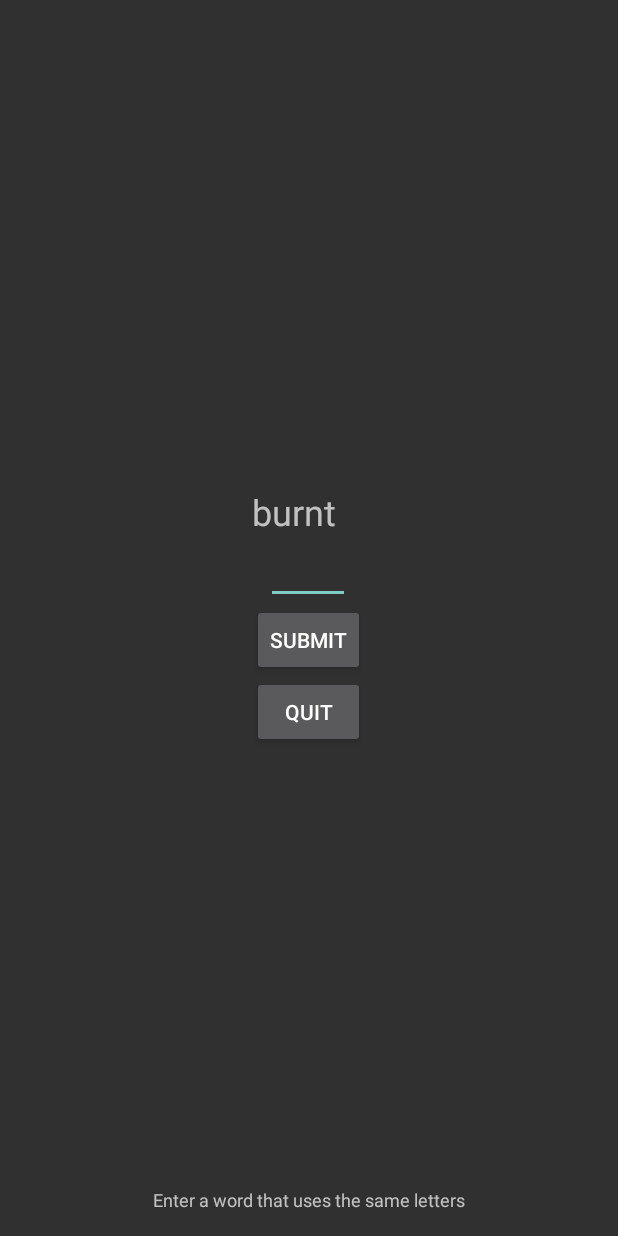
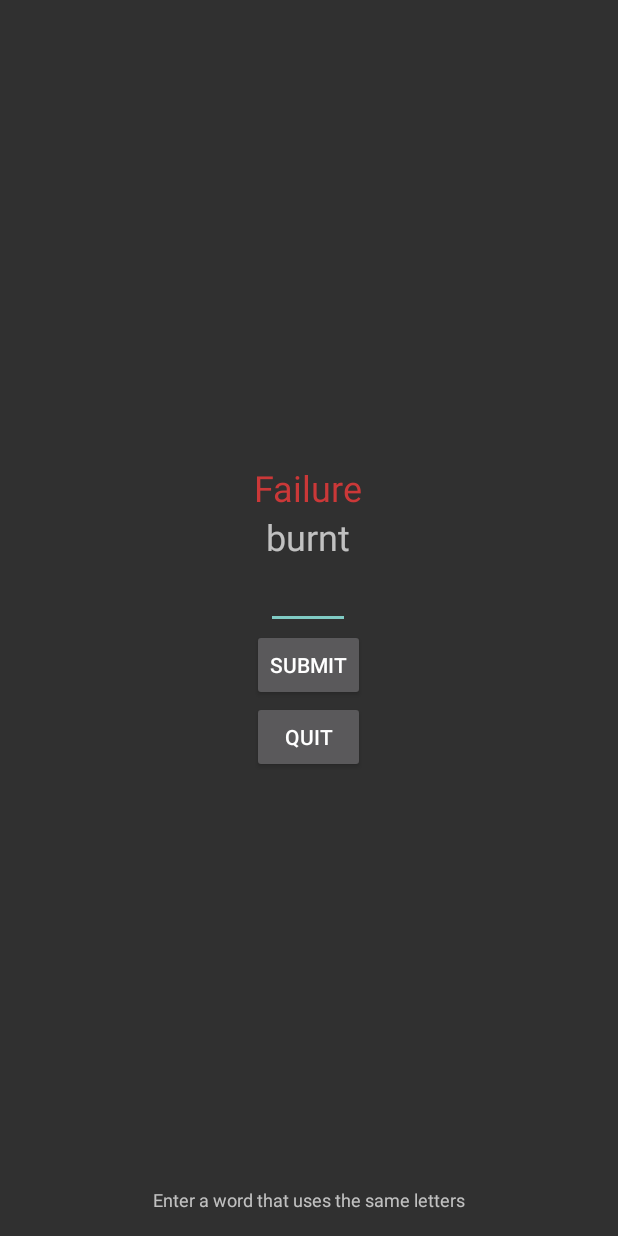
Before and after one commit to chicxulub/CS399-Anagrams, an Android app: the GameActivity screen opened directly, with no data from a screen before it, after a tap on "SUBMIT", on a phone screen of 412 x 824 dp. Run offline under Robolectric (Android 15) with nearby library versions, the phone set to English and light mode, and no system bars; 3 statements that could not run were skipped.

Commit message:
Fixed centering and started working on handler

```diff
--- a/app/src/main/java/chicxulub/nagaram/GameActivity.java
+++ b/app/src/main/java/chicxulub/nagaram/GameActivity.java
@@ -5,11 +5,14 @@ import android.content.DialogInterface;
 import android.content.Intent;
 import android.content.res.Resources;
 import android.content.res.XmlResourceParser;
+import android.os.Handler;
+import android.support.v4.content.ContextCompat;
 import android.support.v7.app.AppCompatActivity;
 import android.os.Bundle;
 import android.util.Log;
 import android.util.Pair;
 import android.util.Xml;
+import android.view.Gravity;
 import android.view.Menu;
 import android.view.MenuItem;
 import android.view.MotionEvent;
@@ -37,14 +40,20 @@ public class GameActivity extends AppCompatActivity implements View.OnClickListe
     private String word, solution, difficulty;
     private long startTime, endTime, timeLeft;
 
+    TextView counter;
+    private int count = 0;
+    private Handler handler = new Handler();
+
     @Override
     protected void onCreate(Bundle savedInstanceState) {
         super.onCreate(savedInstanceState);
         setContentView(R.layout.activity_game);
         TextView text = (TextView)findViewById(R.id.chosenWord);
+        // rebuild
         difficulty = getIntent().getStringExtra("level");
         generateWords();
         text.setText(word);
+        text.setGravity(Gravity.CENTER_HORIZONTAL);
         View view = findViewById(R.id.view);
         setupUI(view);
         startTime = System.currentTimeMillis();
@@ -54,6 +63,7 @@ public class GameActivity extends AppCompatActivity implements View.OnClickListe
         quit.setOnClickListener(this);
         Button submit = (Button)findViewById(R.id.submit);
         submit.setOnClickListener(this);
+        text.setGravity(Gravity.CENTER_HORIZONTAL);
     }
 
     private void generateWords(){
@@ -169,6 +179,7 @@ public class GameActivity extends AppCompatActivity implements View.OnClickListe
 
     public void onClick(View view) {
         TextView text = (TextView)findViewById(R.id.chosenWord);
+        TextView feedback = (TextView)findViewById(R.id.feedback);
         switch(view.getId()){
             case R.id.quit:
                 startActivity(this.mHomeIntent);
@@ -178,10 +189,13 @@ public class GameActivity extends AppCompatActivity implements View.OnClickListe
                 timeLeft = 30-(endTime-startTime)/1000;
                 if (timeLeft > 0) {
                     if (checkSolution()) {
-                        text.setText("Congratulations!");
+                        feedback.setText("Correct");
+                        feedback.setTextColor(ContextCompat.getColor(getApplicationContext(), R.color.green));
+                        text.setGravity(Gravity.CENTER);
                         view.invalidate();
                     } else {
-                        text.setText("You fail!");
+                        feedback.setText("Failure");
+                        feedback.setTextColor(ContextCompat.getColor(getApplicationContext(),R.color.red));
                         view.invalidate();
                     }
                     generateWords();
@@ -196,4 +210,10 @@ public class GameActivity extends AppCompatActivity implements View.OnClickListe
                 break;
         }
     }
+
+    public class counterThread implements Runnable {
+        public void run() {
+
+        }
+    }
 }
--- a/app/src/main/res/layout/activity_game.xml
+++ b/app/src/main/res/layout/activity_game.xml
@@ -11,10 +11,18 @@
         android:layout_height="match_parent"
         android:orientation="vertical"
         android:gravity="center">
+        <TextView
+            android:layout_width="wrap_content"
+            android:layout_height="wrap_content"
+            android:textSize="24sp"
+            android:gravity="center"
+            android:id="@+id/feedback" />
         <RelativeLayout
             android:layout_width="wrap_content"
             android:layout_height="wrap_content">
+
             <TextView
+                android:layout_centerHorizontal="true"
                 android:layout_width="wrap_content"
                 android:layout_height="wrap_content"
                 android:text="anagram"
--- a/app/src/main/res/values/colors.xml
+++ b/app/src/main/res/values/colors.xml
@@ -1,4 +1,6 @@
 <?xml version="1.0" encoding="utf-8"?>
 <resources>
     <color name="yellow">#fff37c</color>
+    <color name="green">#FF60B543</color>
+    <color name="red">#cb3838</color>
 </resources>
```
Also changed, not shown: settings.gradle (line endings or trailing spaces), 223 other files. Lines whose indentation alone changed are shown as unchanged.
